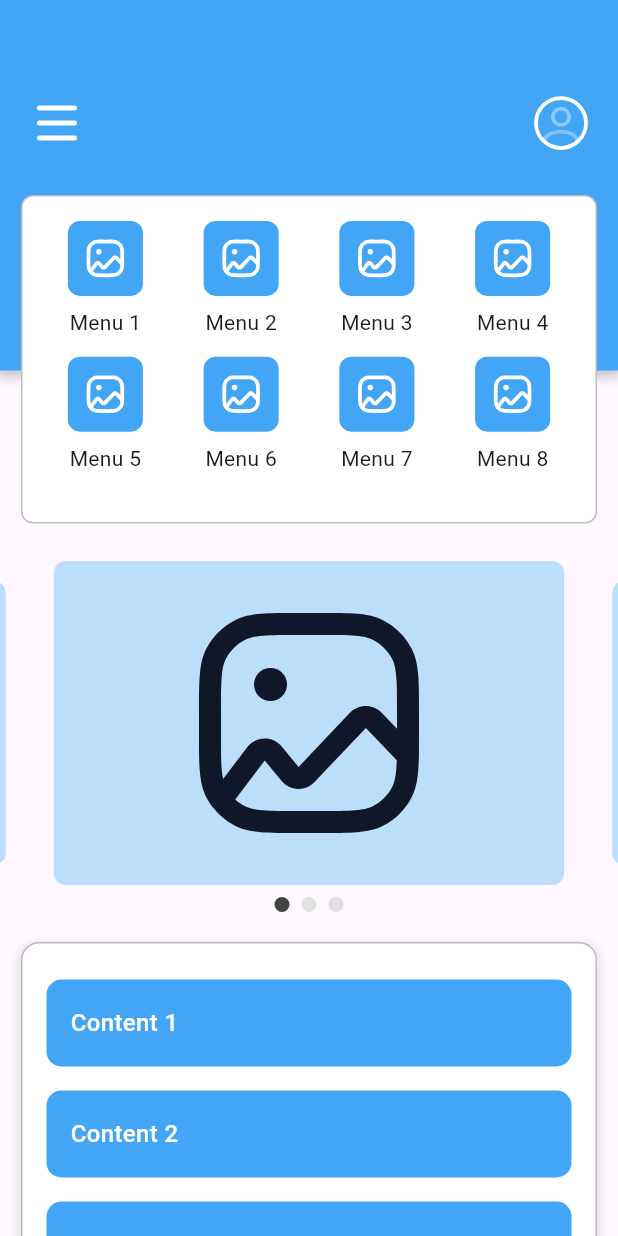
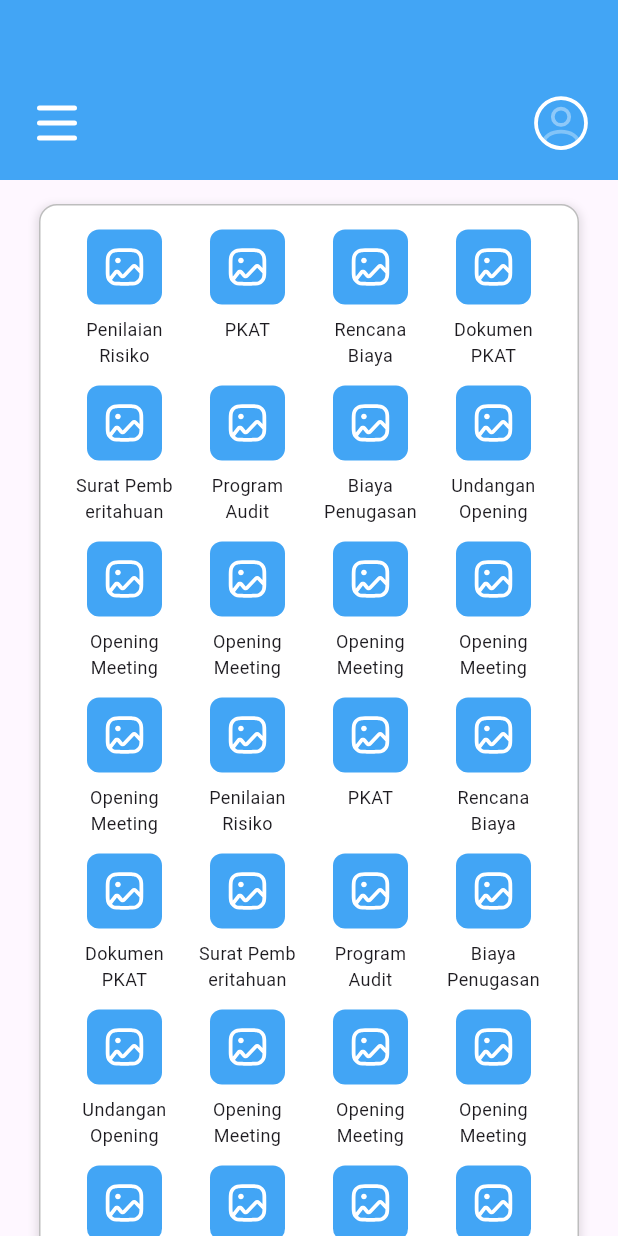
Before and after one commit to Choconut06/AuditApp_magang, a Flutter app: the HomePage screen opened directly, on a phone screen of 412 x 824 dp. Run offline on Flutter 3.47's test engine with Material 3 defaults, Android fonts, the phone set to English and light mode, and no system bars; drawn by our look-alikes of carousel_slider; our stand-ins replace flutter_svg.

Commit message:
hapus carousel dan column menu

```diff
--- a/lib/model/mainmenu.dart
+++ b/lib/model/mainmenu.dart
@@ -12,73 +12,239 @@ class MainMenuModel {
   });
 
   //list sementara hardcode next nya akan dibuat menggunakan database
-  static List<MainMenuModel> getMainMenu(){
+  static List<MainMenuModel> getMainMenu() {
     List<MainMenuModel> mainMenu = [];
 
     mainMenu.add(
       MainMenuModel(
-        name: 'Menu 1',
+        name: 'Penilaian Risiko',
         iconPath: 'assets/icons/pictures.svg',
-        boxColor: Colors.blue.shade400
-      )
+        boxColor: Colors.blue.shade400,
+      ),
     );
 
     mainMenu.add(
       MainMenuModel(
-        name: 'Menu 2',
+        name: 'PKAT',
         iconPath: 'assets/icons/pictures.svg',
-        boxColor: Colors.blue.shade400
-      )
+        boxColor: Colors.blue.shade400,
+      ),
     );
 
     mainMenu.add(
       MainMenuModel(
-        name: 'Menu 3',
+        name: 'Rencana Biaya',
         iconPath: 'assets/icons/pictures.svg',
-        boxColor: Colors.blue.shade400
-      )
+        boxColor: Colors.blue.shade400,
+      ),
     );
 
     mainMenu.add(
       MainMenuModel(
-        name: 'Menu 4',
+        name: 'Dokumen PKAT',
         iconPath: 'assets/icons/pictures.svg',
-        boxColor: Colors.blue.shade400
-      )
+        boxColor: Colors.blue.shade400,
+      ),
     );
 
     mainMenu.add(
       MainMenuModel(
-        name: 'Menu 5',
+        name: 'Surat Pemberitahuan',
         iconPath: 'assets/icons/pictures.svg',
-        boxColor: Colors.blue.shade400
-      )
+        boxColor: Colors.blue.shade400,
+      ),
     );
 
     mainMenu.add(
       MainMenuModel(
-        name: 'Menu 6',
+        name: 'Program Audit',
         iconPath: 'assets/icons/pictures.svg',
-        boxColor: Colors.blue.shade400
-      )
+        boxColor: Colors.blue.shade400,
+      ),
     );
 
     mainMenu.add(
       MainMenuModel(
-        name: 'Menu 7',
+        name: 'Biaya Penugasan',
         iconPath: 'assets/icons/pictures.svg',
-        boxColor: Colors.blue.shade400
-      )
+        boxColor: Colors.blue.shade400,
+      ),
     );
 
     mainMenu.add(
       MainMenuModel(
-        name: 'Menu 8',
+        name: 'Undangan Opening',
         iconPath: 'assets/icons/pictures.svg',
-        boxColor: Colors.blue.shade400
-      )
+        boxColor: Colors.blue.shade400,
+      ),
     );
 
+    mainMenu.add(
+      MainMenuModel(
+        name: 'Opening Meeting',
+        iconPath: 'assets/icons/pictures.svg',
+        boxColor: Colors.blue.shade400,
+      ),
+    );
+
+    mainMenu.add(
+      MainMenuModel(
+        name: 'Opening Meeting',
+        iconPath: 'assets/icons/pictures.svg',
+        boxColor: Colors.blue.shade400,
+      ),
+    );
+
+    mainMenu.add(
+      MainMenuModel(
+        name: 'Opening Meeting',
+        iconPath: 'assets/icons/pictures.svg',
+        boxColor: Colors.blue.shade400,
+      ),
+    );
+
+    mainMenu.add(
+      MainMenuModel(
+        name: 'Opening Meeting',
+        iconPath: 'assets/icons/pictures.svg',
+        boxColor: Colors.blue.shade400,
+      ),
+    );
+
+    mainMenu.add(
+      MainMenuModel(
+        name: 'Opening Meeting',
+        iconPath: 'assets/icons/pictures.svg',
+        boxColor: Colors.blue.shade400,
+      ),
+    );
+    mainMenu.add(
+      MainMenuModel(
+        name: 'Penilaian Risiko',
+        iconPath: 'assets/icons/pictures.svg',
+        boxColor: Colors.blue.shade400,
+      ),
+    );
+
+    mainMenu.add(
+      MainMenuModel(
+        name: 'PKAT',
+        iconPath: 'assets/icons/pictures.svg',
+        boxColor: Colors.blue.shade400,
+      ),
+    );
+
+    mainMenu.add(
+      MainMenuModel(
+        name: 'Rencana Biaya',
+        iconPath: 'assets/icons/pictures.svg',
+        boxColor: Colors.blue.shade400,
+      ),
+    );
+
+    mainMenu.add(
+      MainMenuModel(
+        name: 'Dokumen PKAT',
+        iconPath: 'assets/icons/pictures.svg',
+        boxColor: Colors.blue.shade400,
+      ),
+    );
+
+    mainMenu.add(
+      MainMenuModel(
+        name: 'Surat Pemberitahuan',
+        iconPath: 'assets/icons/pictures.svg',
+        boxColor: Colors.blue.shade400,
+      ),
+    );
+
+    mainMenu.add(
+      MainMenuModel(
+        name: 'Program Audit',
+        iconPath: 'assets/icons/pictures.svg',
+        boxColor: Colors.blue.shade400,
+      ),
+    );
+
+    mainMenu.add(
+      MainMenuModel(
+        name: 'Biaya Penugasan',
+        iconPath: 'assets/icons/pictures.svg',
+        boxColor: Colors.blue.shade400,
+      ),
+    );
+
+    mainMenu.add(
+      MainMenuModel(
+        name: 'Undangan Opening',
+        iconPath: 'assets/icons/pictures.svg',
+        boxColor: Colors.blue.shade400,
+      ),
+    );
+
+    mainMenu.add(
+      MainMenuModel(
+        name: 'Opening Meeting',
+        iconPath: 'assets/icons/pictures.svg',
+        boxColor: Colors.blue.shade400,
+      ),
+    );
+
+    mainMenu.add(
+      MainMenuModel(
+        name: 'Opening Meeting',
+        iconPath: 'assets/icons/pictures.svg',
+        boxColor: Colors.blue.shade400,
+      ),
+    );
+
+    mainMenu.add(
+      MainMenuModel(
+        name: 'Opening Meeting',
+        iconPath: 'assets/icons/pictures.svg',
+        boxColor: Colors.blue.shade400,
+      ),
+    );
+
+    mainMenu.add(
+      MainMenuModel(
+        name: 'Opening Meeting',
+        iconPath: 'assets/icons/pictures.svg',
+        boxColor: Colors.blue.shade400,
+      ),
+    );
+
+    mainMenu.add(
+      MainMenuModel(
+        name: 'Opening Meeting',
+        iconPath: 'assets/icons/pictures.svg',
+        boxColor: Colors.blue.shade400,
+      ),
+    );
+
+    mainMenu.add(
+      MainMenuModel(
+        name: 'Surat Pemberitahuan',
+        iconPath: 'assets/icons/pictures.svg',
+        boxColor: Colors.blue.shade400,
+      ),
+    );
+
+    mainMenu.add(
+      MainMenuModel(
+        name: 'Program Audit',
+        iconPath: 'assets/icons/pictures.svg',
+        boxColor: Colors.blue.shade400,
+      ),
+    );
+
+    mainMenu.add(
+      MainMenuModel(
+        name: 'Biaya Penugasan',
+        iconPath: 'assets/icons/pictures.svg',
+        boxColor: Colors.blue.shade400,
+      ),
+    );
     return mainMenu;
   }
 }
--- a/lib/pages/homepage.dart
+++ b/lib/pages/homepage.dart
@@ -1,4 +1,4 @@
-import 'package:audit_app_magang/model/carousel_banner.dart';
+import 'package:audit_app_magang/model/carousel_banner.dart'; // bisa dihapus jika tak digunakan lagi
 import 'package:audit_app_magang/model/mainmenu.dart';
 import 'package:flutter/material.dart';
 import 'package:flutter_svg/flutter_svg.dart';
@@ -33,27 +33,11 @@ class _HomePageState extends State<HomePage> {
       drawer: _buildDrawer(),
       body: SingleChildScrollView(
         child: Padding(
-          padding: const EdgeInsets.all(0),
-          child: Column(
-            children: [
-              mainMenuBar(),
-              const SizedBox(height: 24),
-              const CarouselBanner(),
-              const SizedBox(height: 20),
-              contentBox(),
-              const SizedBox(height: 16)
-            ],
-          ),
-        ),
-      ),
-    );
-  }
-
-
-  Container contentBox() {
-    return Container(
-              width: 384,
-              height: 486,
+          padding: const EdgeInsets.all(16),
+          child: Center(
+            child: Container(
+              width: 360,
+              padding: const EdgeInsets.all(16),
               decoration: BoxDecoration(
                 color: Colors.white,
                 border: Border.all(color: Colors.grey.shade400),
@@ -67,36 +51,50 @@ class _HomePageState extends State<HomePage> {
                   ),
                 ],
               ),
-              padding: const EdgeInsets.symmetric(vertical: 16),
+              child: Wrap(
+                spacing: 12,
+                runSpacing: 12,
+                alignment: WrapAlignment.center,
+                children: List.generate(mainMenu.length, (index) {
+                  final item = mainMenu[index];
+                  return GestureDetector(
+                    onTap: () {
+                      print('Pindah ke halaman ${item.name}');
+                    },
+                    child: SizedBox(
+                      width: 70,
                       child: Column(
-                mainAxisAlignment: MainAxisAlignment.start,
-                children: List.generate(6, (index) {
-                  return Padding(
-                    padding: const EdgeInsets.symmetric(vertical: 8),
-                    child: InkWell(
-                      onTap: () {},
-                      borderRadius: BorderRadius.circular(10),
-                      child: Container(
-                        width: 350,
-                        height: 58,
+                        children: [
+                          Container(
+                            height: 50,
+                            width: 50,
                             decoration: BoxDecoration(
-                          color: Colors.blue.shade400,
-                          borderRadius: BorderRadius.circular(10),
+                              color: item.boxColor,
+                              borderRadius: BorderRadius.circular(8),
                             ),
-                        alignment: Alignment.centerLeft,
-                        padding: const EdgeInsets.symmetric(horizontal: 16),
-                        child: Text(
-                          'Content ${index + 1}',
-                          style: const TextStyle(
-                            fontSize: 16,
-                            fontWeight: FontWeight.w500,
+                            child: Padding(
+                              padding: const EdgeInsets.all(10),
+                              child: SvgPicture.asset(
+                                item.iconPath,
                                 color: Colors.white,
                               ),
                             ),
                           ),
+                          const SizedBox(height: 8),
+                          Text(
+                            item.name,
+                            textAlign: TextAlign.center,
+                            style: const TextStyle(fontSize: 12),
+                          ),
+                        ],
+                      ),
                     ),
                   );
                 }),
+              ),
+            ),
+          ),
+        ),
       ),
     );
   }
@@ -141,81 +139,6 @@ class _HomePageState extends State<HomePage> {
                 MaterialPageRoute(builder: (context) => const LoginPage()),
               );
             },
-          ),
-        ],
-      ),
-    );
-  }
-
-  SizedBox mainMenuBar() {
-    return SizedBox(
-      height: 230,
-      width: double.infinity,
-      child: Stack(
-        alignment: Alignment.topCenter,
-        children: [
-          Container(
-            height: 127,
-            decoration: BoxDecoration(
-              color: Colors.blue[400],
-              boxShadow: [
-                BoxShadow(
-                  color: Colors.black.withOpacity(0.2),
-                  spreadRadius: 2,
-                  blurRadius: 5,
-                  offset: const Offset(0, 3),
-                ),
-              ],
-            ),
-          ),
-          Positioned(
-            top: 10,
-            child: Container(
-              height: 219,
-              width: 384,
-              decoration: BoxDecoration(
-                color: Colors.white,
-                border: Border.all(color: Colors.grey.shade400),
-                borderRadius: BorderRadius.circular(8),
-              ),
-              child: Padding(
-                padding: const EdgeInsets.all(10),
-                child: GridView.count(
-                  crossAxisCount: 4,
-                  physics: const NeverScrollableScrollPhysics(),
-                  children: List.generate(mainMenu.length, (index) {
-                    final item = mainMenu[index];
-                    return GestureDetector(
-                      onTap: () {
-                        print('Pindah ke halaman ${item.name}');
-                      },
-                      child: Column(
-                        mainAxisAlignment: MainAxisAlignment.center,
-                        children: [
-                          Container(
-                            height: 50,
-                            width: 50,
-                            decoration: BoxDecoration(
-                              color: item.boxColor,
-                              borderRadius: BorderRadius.circular(8),
-                            ),
-                            child: Padding(
-                              padding: const EdgeInsets.all(10),
-                              child: SvgPicture.asset(
-                                item.iconPath,
-                                color: Colors.white,
-                              ),
-                            ),
-                          ),
-                          const SizedBox(height: 8),
-                          Text(item.name),
-                        ],
-                      ),
-                    );
-                  }),
-                ),
-              ),
-            ),
           ),
         ],
       ),
--- a/pubspec.yaml
+++ b/pubspec.yaml
@@ -36,7 +36,8 @@ dependencies:
   cupertino_icons: ^1.0.8
   flutter_svg: ^2.2.0
   carousel_slider: ^5.1.1
-
+  url_launcher: ^6.3.2
+  http: ^1.4.0
 dev_dependencies:
   flutter_test:
     sdk: flutter
```
Also changed, not shown: pubspec.lock, 5 other files. Lines whose indentation alone changed are shown as unchanged.
